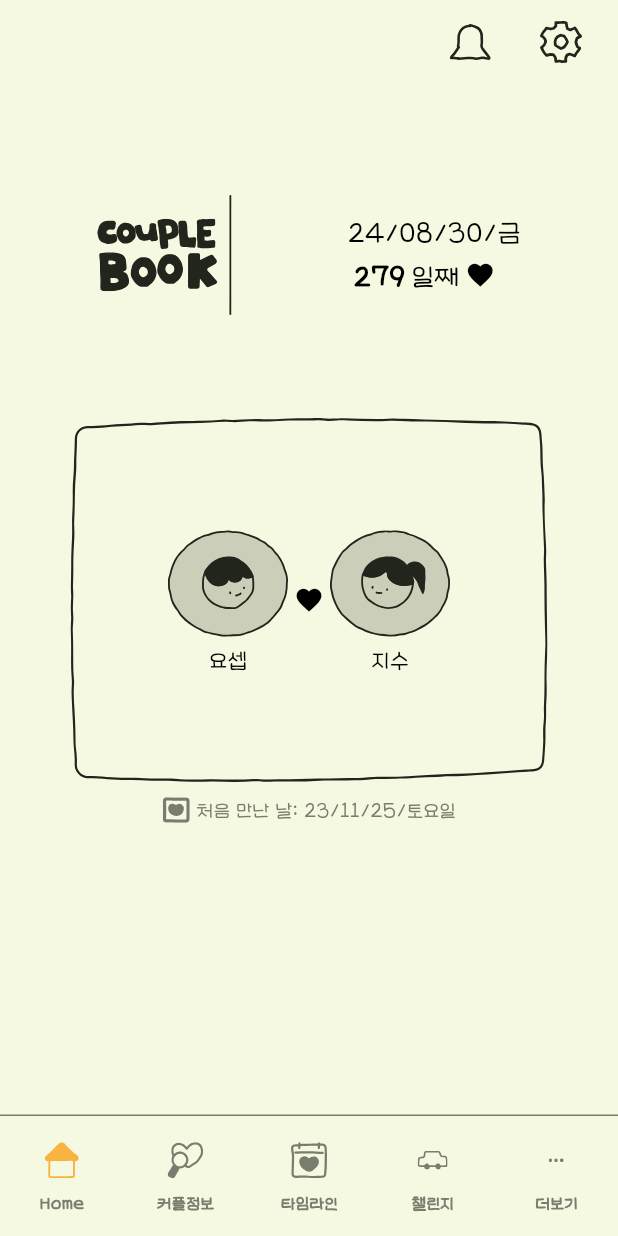
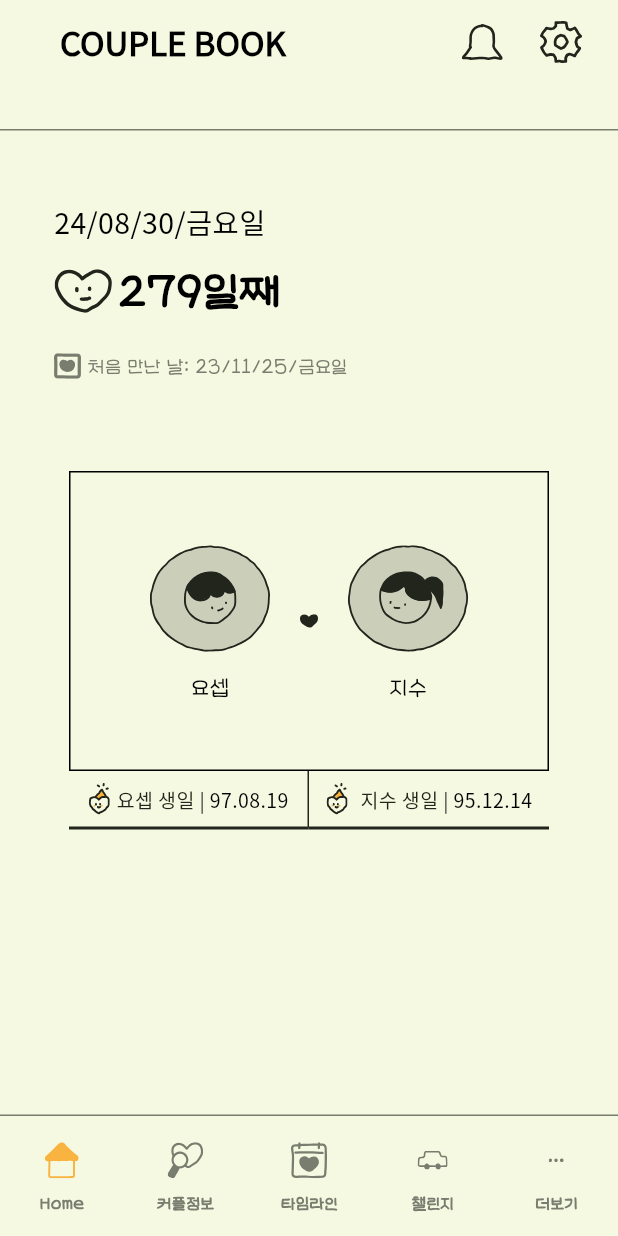
Before and after one commit to coupleBook/couple-book-app, a Flutter app: the screen it shows after launch, on a phone screen of 412 x 824 dp. Run offline on Flutter 3.47's test engine with Material 3 defaults, Android fonts, the light colour scheme and no system bars; our stand-ins replace flutter_riverpod, flutter_svg, go_router.

Commit message:
메인화면 변경된 디자인 적용

```diff
--- a/lib/gen/assets.gen.dart
+++ b/lib/gen/assets.gen.dart
@@ -45,6 +45,7 @@ class $AssetsIconsGen {
   SvgGenImage get c_naverIcon => const SvgGenImage('assets/icons/g_naver_icon.svg');
 
   SvgGenImage get botLineIcon => const SvgGenImage('assets/icons/bot_line.svg');
+  SvgGenImage get HBDIcon => const SvgGenImage('assets/icons/HBD.svg');
 
   /// Non-selected
   SvgGenImage get challengeIcon_off => const SvgGenImage('assets/icons/challenge_off.svg');
@@ -82,6 +83,7 @@ class $AssetsIconsGen {
         , c_kakaoIcon
         , c_naverIcon
         , botLineIcon
+        , HBDIcon
         /// ICONS - Non-selected
         , homeIcon_off
         , challengeIcon_off
--- a/lib/pages/home/page.dart
+++ b/lib/pages/home/page.dart
@@ -21,7 +21,7 @@ class _HomePageState extends State<HomePage> {
   int _selectedIndex = 0;
 
   // 현재 날짜와 D-day 계산
-  final String today = DateFormat('yy/MM/dd/E', 'ko_KR').format(DateTime.now());
+  final String today = DateFormat('yy/MM/dd/EEEE', 'ko_KR').format(DateTime.now());
   final int dday = DateTime.now().difference(DateTime(2023, 11, 25)).inDays;
 
 
--- a/lib/pages/home/widget/home_app_bar.dart
+++ b/lib/pages/home/widget/home_app_bar.dart
@@ -1,3 +1,4 @@
+import 'package:COUPLE_BOOK/style/text_style.dart';
 import 'package:flutter/material.dart';
 
 import '../../../gen/assets.gen.dart';
@@ -10,16 +11,28 @@ class HomeAppBar extends StatelessWidget implements PreferredSizeWidget {
   const HomeAppBar({
     super.key,
     required this.onNotificationTab,
-    required this.onSettingTab
+    required this.onSettingTab,
   });
-
 
   @override
   Widget build(BuildContext context) {
-    return AppBar(
+    return Container(
+      color: ColorName.backgroundColor,
+      child: Column(
+        mainAxisSize: MainAxisSize.min,
+        children: [
+          AppBar(
+            title: Container(
+              alignment: Alignment.centerLeft,
+              margin: const EdgeInsets.only(left: 24),
+              child: const AppText(
+                'COUPLE BOOK',
+                style: TypoStyle.notoSansBold22,
+              ),
+            ),
             actions: [
               Container(
-          margin: const EdgeInsets.only(right: 8),
+                margin: const EdgeInsets.only(left: 16),
                 child: Center(
                   child: InkWell(
                     borderRadius: BorderRadius.circular(60),
@@ -29,7 +42,7 @@ class HomeAppBar extends StatelessWidget implements PreferredSizeWidget {
                       padding: const EdgeInsets.all(12),
                       child: Assets.icons.noticeIcon_n.svg(
                         width: 29,
-                  height: 24
+                        height: 24,
                       ),
                     ),
                   ),
@@ -46,19 +59,28 @@ class HomeAppBar extends StatelessWidget implements PreferredSizeWidget {
                       padding: const EdgeInsets.all(12),
                       child: Assets.icons.settingIcon_n.svg(
                         width: 28,
-                  height: 28
+                        height: 28,
                       ),
                     ),
                   ),
                 ),
               ),
             ],
-      centerTitle: true,
+            centerTitle: false,
             backgroundColor: ColorName.backgroundColor,
+            elevation: 0, // AppBar의 그림자를 없앰
+          ),
+          // AppBar 아래에 라인을 추가합니다.
+          Container(
+            margin: const EdgeInsets.only(top: 30), // 라인의 위치를 더 아래로 내립니다.
+            color: ColorName.defaultGray, // 라인의 색상
+            height: 1.0, // 라인의 두께
+          ),
+        ],
+      ),
     );
   }
 
-
   @override
-  Size get preferredSize => const Size.fromHeight(70);
+  Size get preferredSize => const Size.fromHeight(90); // 높이를 조정하여 AppBar와 라인의 전체 크기를 설정합니다.
 }
--- a/lib/pages/home/widget/main_dday.dart
+++ b/lib/pages/home/widget/main_dday.dart
@@ -1,5 +1,3 @@
-// main_dday.dart
-
 import 'package:COUPLE_BOOK/gen/colors.gen.dart';
 import 'package:flutter/material.dart';
 import '../../../../gen/assets.gen.dart';
@@ -17,105 +15,95 @@ class MainDdayView extends StatelessWidget {
 
   @override
   Widget build(BuildContext context) {
-    return SingleChildScrollView(
-      child: Container(
+    return Container(
+      color: ColorName.backgroundColor, // 배경색 설정
       width: MediaQuery.of(context).size.width, // 화면 전체 너비 사용
-      alignment: Alignment.topCenter, // 가로 중앙 정렬
+      padding: const EdgeInsets.symmetric(horizontal: 16.0, vertical: 24.0), // 상하 패딩 추가
       child: Column(
-          mainAxisAlignment: MainAxisAlignment.start, // 상단에 붙이기업
-          crossAxisAlignment: CrossAxisAlignment.center, // 가로 중앙 정렬
+        crossAxisAlignment: CrossAxisAlignment.start, // 좌측 정렬
         children: [
-            // D-day Section
-            Container(
-              padding: EdgeInsets.symmetric(horizontal: 16.0, vertical: 60.0),
-              constraints: BoxConstraints(maxWidth: 350),
+          const SizedBox(height: 24.0), // 텍스트 간격 조정
+          // 오늘 날짜 텍스트
+          Padding(
+            padding: const EdgeInsets.only(left: 20.0), // 왼쪽 패딩 추가로 오른쪽으로 이동
+            child: AppText(
+              today,
+              style: TypoStyle.notoSansR19_1_4,
+            ),
+          ),
+          const SizedBox(height: 8.0), // 날짜와 하트+일째 사이 간격
+          // 하트와 D-day 정보가 있는 Row
+          Padding(
+            padding: const EdgeInsets.only(left: 20.0), // 왼쪽 패딩 추가로 오른쪽으로 이동
             child: Row(
-                mainAxisAlignment: MainAxisAlignment.center,
               crossAxisAlignment: CrossAxisAlignment.center,
               children: [
-                  // Couple Book Section
-                  Flexible(
-                    child: Column(
-                      crossAxisAlignment: CrossAxisAlignment.center,
+                Assets.icons.heartContent.svg(
+                  width: 39,
+                  height: 29,
+                ),
+                const SizedBox(width: 4.0), // 하트와 D-day 사이 간격
+                Row(
+                  crossAxisAlignment: CrossAxisAlignment.end,
                   children: [
-                        Row(
-                          children: [
-                            Assets.icons.logoContent.svg(
-                              width: 80,
-                              height: 80,
+                    AppText(
+                      '$dday', // D-day 숫자
+                      style: TypoStyle.seoyunB32_1_5, // dday에 대한 스타일
                     ),
-                            SizedBox(width: 8),
-                            Assets.icons.lineContent.svg(
-                              height: 80,
+                    const AppText(
+                      '일째', // "일째" 텍스트
+                      style: TypoStyle.seoyunB32_1_5, // "일째"에 대한 스타일
                     ),
                   ],
                 ),
               ],
             ),
           ),
-                  SizedBox(width: 16.0),
-                  // Text Section
-                  Flexible(
-                    child: Column(
-                      mainAxisAlignment: MainAxisAlignment.center,
-                      crossAxisAlignment: CrossAxisAlignment.start,
+          const SizedBox(height: 16.0), // 텍스트 간격 조정
+          // 첫 만남 날짜 정보 (이 부분은 왼쪽에 그대로 남겨둡니다)
+        Padding(
+          padding: const EdgeInsets.only(left: 20.0), // 왼쪽 패딩 추가로 오른쪽으로 이동
+          child: Row(
+              mainAxisAlignment: MainAxisAlignment.start,
               children: [
+                Assets.icons.heartBoxContent.svg(
+                  width: 18,
+                  height: 17,
+                ),
+                const SizedBox(width: 4.0),
                 AppText(
-                          today,
-                          style: TypoStyle.seoyunR19_1_4,
-                        ),
-                        Row(
-                          mainAxisSize: MainAxisSize.min,
-                          crossAxisAlignment: CrossAxisAlignment.center,
-                          children: [
-                            Container(
-                              padding: EdgeInsets.symmetric(horizontal: 4, vertical: 2),
-                              child: AppText(
-                                '$dday',
-                                style: TypoStyle.seoyunB19_1_4,
-                              ),
-                            ),
-                            AppText(
-                              '일째',
-                              style: TypoStyle.seoyunR19_1_4,
-                            ),
-                            SizedBox(width: 4.0),
-                            Icon(
-                              Icons.favorite,
-                              size: 20,
-                              color: Colors.black,
-                            ),
-                          ],
+                  '처음 만난 날: 23/11/25/금요일',
+                  style: TypoStyle.seoyunR19_1_4.copyWith(fontSize: 14),
+                  color: ColorName.defaultGray,
                 ),
               ],
             ),
         ),
+          const SizedBox(height: 60.0), // 상단 내용과 프로필 박스 사이 간격
+
+
+          // 네모 박스 (이미지)와 프로필 정보
+          Center(
+            child: Container(
+              width: 320, // 너비 조정
+              height: 200, // 높이 조정
+              decoration: BoxDecoration(
+                color: ColorName.backgroundColor, // 배경색 설정
+                border: Border.all(
+                  color: Colors.black, // 외곽선 색상 설정
+                  width: 1.0, // 외곽선 두께
+                ),
+                boxShadow: const [
+                  BoxShadow(
+                    color: ColorName.defaultBlack,
+                  ),
                 ],
               ),
-            ),
-            // Character and Date Section
-            // SizedBox(height: 30.0), // 간격 최소화
-            Container(
-              padding: EdgeInsets.symmetric(horizontal: 16.0),
-              constraints: BoxConstraints(maxWidth: 350),
               child: Column(
-                mainAxisAlignment: MainAxisAlignment.start, // 위로 붙이기
-                crossAxisAlignment: CrossAxisAlignment.center,
+                mainAxisAlignment: MainAxisAlignment.center, // 중앙 정렬
                 children: [
-                  // Character Box
-                  Stack(
-                    alignment: Alignment.center,
-                    children: [
-                      Assets.icons.homeBoxContent.svg(
-                        width: 539,
-                        height: 260,
-                      ),
-                      Column(
-                        mainAxisSize: MainAxisSize.min,
-                        children: [
-                          // Characters Row
                   Row(
-                            mainAxisAlignment: MainAxisAlignment.center,
+                    mainAxisAlignment: MainAxisAlignment.center, // 중앙 정렬
                     children: [
                       Column(
                         children: [
@@ -123,25 +111,26 @@ class MainDdayView extends StatelessWidget {
                             width: 80,
                             height: 80,
                           ),
+                          const SizedBox(height: 8.0),
                           AppText(
                             '요셉',
                             style: TypoStyle.seoyunR19_1_4.copyWith(fontSize: 16),
                           ),
                         ],
                       ),
-                              SizedBox(width: 4.0), // 간격 최소화
-                              Icon(
-                                Icons.favorite,
-                                size: 20,
-                                color: Colors.black,
+                      const SizedBox(width: 20.0), // 두 프로필 아이콘 사이의 간격
+                      Assets.icons.miniHeartContent.svg(
+                        width: 12,
+                        height: 12,
                       ),
-                              SizedBox(width: 4.0), // 간격 최소화
+                      const SizedBox(width: 20.0), // 두 프로필 아이콘 사이의 간격
                       Column(
                         children: [
                           Assets.icons.profileFemaleContent.svg(
                             width: 80,
                             height: 80,
                           ),
+                          const SizedBox(height: 8.0),
                           AppText(
                             '지수',
                             style: TypoStyle.seoyunR19_1_4.copyWith(fontSize: 16),
@@ -152,30 +141,92 @@ class MainDdayView extends StatelessWidget {
                   ),
                 ],
               ),
-                    ],
             ),
-                  // 바로 아래 텍스트 위치 조정, 간격 최소화
-                  Row(
-                    mainAxisAlignment: MainAxisAlignment.center,
+          ),
+
+
+
+          Center(
+            child: Container(
+              width: 320, // 네모 박스와 동일한 너비로 설정
+              child: Row(
                 children: [
-                      Assets.icons.heartBoxContent.svg(
-                        width: 18,
-                        height: 17,
+                  Expanded(
+                    child: Container(
+                      padding: const EdgeInsets.symmetric(vertical: 8.0),
+                      decoration: const BoxDecoration(
+                        border: Border(
+                          right: BorderSide(
+                            color: ColorName.defaultBlack, // 두 박스 사이의 경계선
+                            width: 1.0,
                           ),
-                      SizedBox(width: 4.0),
-                      AppText(
-                        '처음 만난 날: 23/11/25/토요일',
-                        style: TypoStyle.seoyunR19_1_4.copyWith(fontSize: 14),
-                        color: ColorName.defaultGray,
+                          bottom: BorderSide(
+                            color: ColorName.defaultBlack, // 하단 경계선 색상
+                            width: 2.0, // 하단 경계선 두께
+                          ),
+                        ),
+                      ),
+                      child: Row(
+                        mainAxisAlignment: MainAxisAlignment.center, // 내부 Row 중앙 정렬
+                        crossAxisAlignment: CrossAxisAlignment.center,
+                        children: [
+                          Assets.icons.HBDIcon.svg(
+                            width: 15,
+                            height: 21,
+                          ),
+                          const SizedBox(width: 4.0),
+                          const AppText(
+                            '요셉 생일 ',
+                            style: TypoStyle.notoSansR13_1_4,
+                            color: ColorName.defaultBlack,
+                          ),
+                          const AppText(
+                            '| 97.08.19',
+                            style: TypoStyle.notoSansR13_1_4,
                           ),
                         ],
                       ),
+                    ),
+                  ),
+                  Expanded(
+                    child: Container(
+                      padding: const EdgeInsets.symmetric(vertical: 8.0),
+                      decoration: const BoxDecoration(
+                        border: Border(
+                          bottom: BorderSide(
+                            color: ColorName.defaultBlack, // 하단 경계선 색상
+                            width: 2.0, // 하단 경계선 두께
+                          ),
+                        ),
+                      ),
+                      child: Row(
+                        mainAxisAlignment: MainAxisAlignment.center, // 내부 Row 중앙 정렬
+                        crossAxisAlignment: CrossAxisAlignment.center,
+                        children: [
+                          Assets.icons.HBDIcon.svg(
+                            width: 15,
+                            height: 21,
+                          ),
+                          const SizedBox(width: 8.0),
+                          const AppText(
+                            '지수 생일 ',
+                            style: TypoStyle.notoSansR13_1_4,
+                            color: ColorName.defaultBlack,
+                          ),
+                          const AppText(
+                            '| 95.12.14',
+                            style: TypoStyle.notoSansR13_1_4,
+                          ),
                         ],
+                      ),
                     ),
                   ),
                 ],
               ),
             ),
+          ),
+        ],
+      ),
     );
   }
 }
--- a/lib/style/text_style.dart
+++ b/lib/style/text_style.dart
@@ -39,10 +39,18 @@ class AppText extends StatelessWidget {
 
 
 class TypoStyle {
+  /// 이서윤체
   /// BOLD
   static const seoyunB46_1_5 = TextStyle(
     fontFamily: 'Iseoyunchae',
     fontSize: 46,
+    height: 1.5,
+    fontWeight: FontWeight.bold,
+  );
+
+  static const seoyunB32_1_5 = TextStyle(
+    fontFamily: 'Iseoyunchae',
+    fontSize: 32,
     height: 1.5,
     fontWeight: FontWeight.bold,
   );
@@ -82,4 +90,39 @@ class TypoStyle {
     height: 1.4,
     fontWeight: FontWeight.w400,
   );
+
+  static const seoyunR10_1_4 = TextStyle(
+    fontFamily: 'Iseoyunchae',
+    fontSize: 13,
+    height: 1.4,
+    fontWeight: FontWeight.w400,
+  );
+
+
+  /// NotoSansKR
+  /// Bold
+
+  static const notoSansBold22 = TextStyle(
+    fontFamily: 'NotoSansKR',
+    fontSize: 22,
+    fontWeight: FontWeight.w900,
+  );
+
+
+  /// Regular
+  ///
+  ///
+  static const notoSansR19_1_4 = TextStyle(
+    fontFamily: 'NotoSansKR',
+    fontSize: 19,
+    height: 1.4,
+    fontWeight: FontWeight.w400,
+  );
+
+  static const notoSansR13_1_4 = TextStyle(
+    fontFamily: 'NotoSansKR',
+    fontSize: 13,
+    height: 1.4,
+    fontWeight: FontWeight.w400,
+  );
 }
```
Also changed, not shown: assets/icons/HBD.svg (added). Lines whose indentation alone changed are shown as unchanged.
